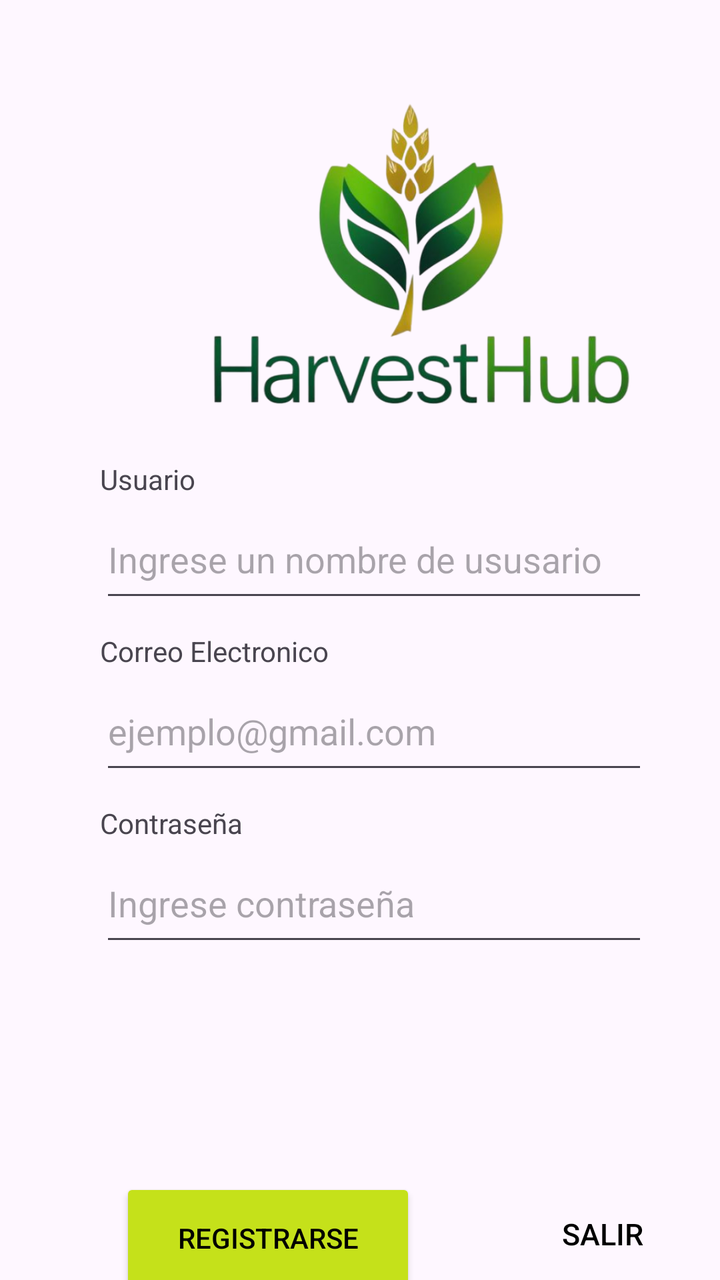
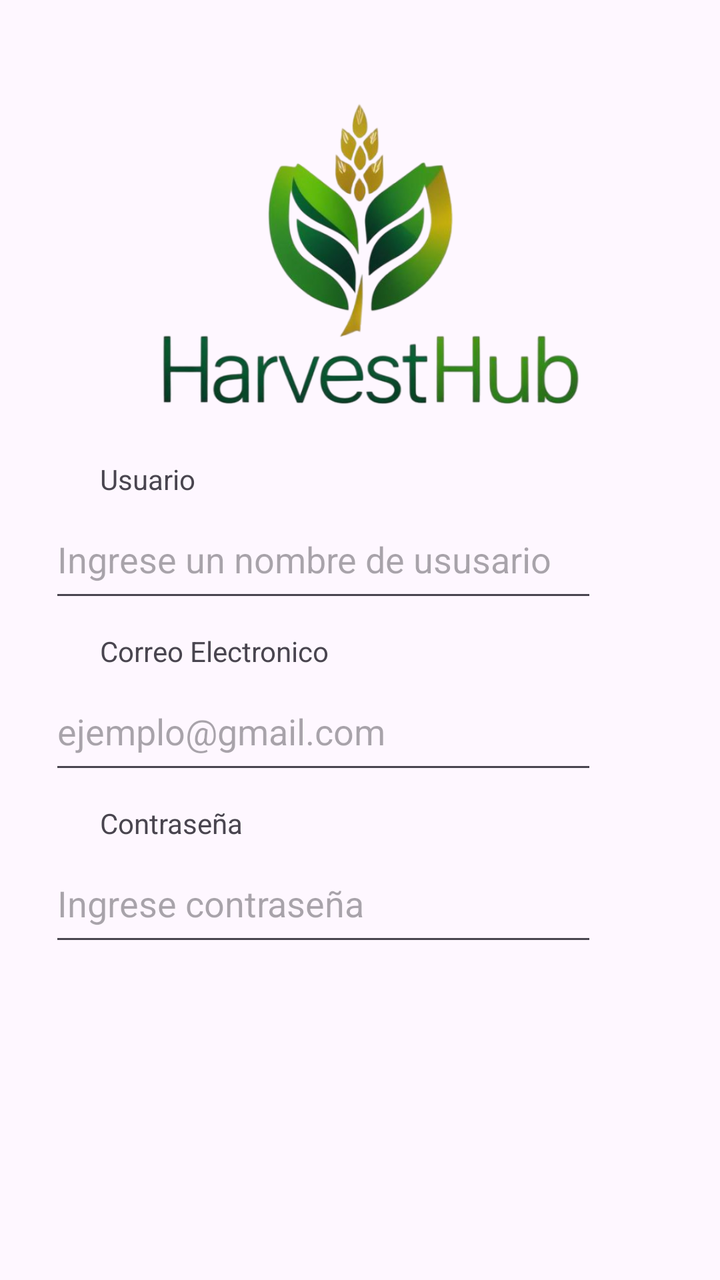

Screens rendered from an Android XML layout before and after an edit, with the pre-edit source and the edit as a unified diff.
<!-- AndroidManifest.xml: application theme Theme.ProyectoDAMII -->
<!-- res/layout/activity_registro.xml -->
<?xml version="1.0" encoding="utf-8"?>
<androidx.constraintlayout.widget.ConstraintLayout xmlns:android="http://schemas.android.com/apk/res/android"
    xmlns:app="http://schemas.android.com/apk/res-auto"
    xmlns:tools="http://schemas.android.com/tools"
    android:layout_width="match_parent"
    android:layout_height="match_parent">

    <ImageView
        android:id="@+id/imageView2"
        android:layout_width="220dp"
        android:layout_height="156dp"
        android:layout_marginStart="100dp"
        android:layout_marginTop="50dp"
        app:layout_constraintStart_toStartOf="parent"
        app:layout_constraintTop_toTopOf="parent"
        app:srcCompat="@drawable/harvesthub_logov2" />

    <EditText
        android:id="@+id/editNombre_usuario"
        android:layout_width="274dp"
        android:layout_height="56dp"
        android:layout_marginStart="50dp"
        android:layout_marginTop="44dp"
        android:ems="10"
        android:inputType="text"
        android:hint="Ingrese un nombre de ususario"
        app:layout_constraintStart_toStartOf="parent"
        app:layout_constraintTop_toBottomOf="@+id/imageView2" />

    <TextView
        android:id="@+id/txtvUsuario"
        android:layout_width="wrap_content"
        android:layout_height="wrap_content"
        android:layout_marginStart="50dp"
        android:layout_marginBottom="1dp"
        android:text="Usuario"
        app:layout_constraintBottom_toTopOf="@+id/editNombre_usuario"
        app:layout_constraintStart_toStartOf="parent" />

    <EditText
        android:id="@+id/editCorreo"
        android:layout_width="274dp"
        android:layout_height="56dp"
        android:layout_marginStart="50dp"
        android:layout_marginTop="30dp"
        android:ems="10"
        android:inputType="textEmailAddress"
        android:hint="ejemplo@gmail.com"
        app:layout_constraintStart_toStartOf="parent"
        app:layout_constraintTop_toBottomOf="@+id/editNombre_usuario" />

    <TextView
        android:id="@+id/txtvEmail"
        android:layout_width="wrap_content"
        android:layout_height="wrap_content"
        android:layout_marginStart="50dp"
        android:layout_marginBottom="1dp"
        android:text="Correo Electronico"
        app:layout_constraintBottom_toTopOf="@+id/editCorreo"
        app:layout_constraintStart_toStartOf="parent" />


    <EditText
        android:id="@+id/editPassword"
        android:layout_width="274dp"
        android:layout_height="56dp"
        android:layout_marginStart="50dp"
        android:layout_marginTop="30dp"
        android:ems="10"
        android:inputType="textPassword"
        android:hint="Ingrese contraseña"
        app:layout_constraintStart_toStartOf="parent"
        app:layout_constraintTop_toBottomOf="@+id/editCorreo" />

    <TextView
        android:id="@+id/txtvPassword"
        android:layout_width="wrap_content"
        android:layout_height="wrap_content"
        android:layout_marginStart="50dp"
        android:layout_marginBottom="1dp"
        android:text="Contraseña"
        app:layout_constraintBottom_toTopOf="@+id/editPassword"
        app:layout_constraintStart_toStartOf="parent" />

    <Button
        android:id="@+id/btnRegistro"
        android:layout_width="148dp"
        android:layout_height="60dp"
        android:layout_marginStart="60dp"
        android:layout_marginTop="111dp"
        android:backgroundTint="@color/verde_claro"
        android:text="Registrarse"
        android:textColor="@color/black"
        app:layout_constraintStart_toStartOf="parent"
        app:layout_constraintTop_toBottomOf="@+id/editPassword" />

    <Button
        android:id="@+id/btnSalir"
        android:layout_width="81dp"
        android:layout_height="56dp"
        android:layout_marginStart="53dp"
        android:layout_marginTop="111dp"
        android:background="@android:color/transparent"
        android:text="Salir"
        android:textColor="@color/black"
        android:textSize="15dp"
        app:layout_constraintStart_toEndOf="@+id/btnRegistro"
        app:layout_constraintTop_toBottomOf="@+id/editPassword" />

</androidx.constraintlayout.widget.ConstraintLayout>
<!-- resources referenced by this layout -->
<resources>
  <color name="black">#FF000000</color>
  <color name="verde_claro">#C5E11A</color>
  <!-- drawable harvesthub_logov2: png bitmap (drawable-v24, 153157 bytes) -->
  <style name="Theme.ProyectoDAMII" parent="Base.Theme.ProyectoDAMII" />
  <style name="Base.Theme.ProyectoDAMII" parent="Theme.Material3.DayNight.NoActionBar">
          
          
      </style>
</resources>

<!-- the commit's change to res/layout/activity_registro.xml (unified diff, before → after) -->
@@ -11,6 +11,8 @@
         android:layout_height="156dp"
         android:layout_marginStart="100dp"
         android:layout_marginTop="50dp"
+        android:layout_marginEnd="91dp"
+        app:layout_constraintEnd_toEndOf="parent"
         app:layout_constraintStart_toStartOf="parent"
         app:layout_constraintTop_toTopOf="parent"
         app:srcCompat="@drawable/harvesthub_logov2" />
@@ -21,9 +23,11 @@
         android:layout_height="56dp"
         android:layout_marginStart="50dp"
         android:layout_marginTop="44dp"
+        android:layout_marginEnd="87dp"
         android:ems="10"
+        android:hint="Ingrese un nombre de ususario"
         android:inputType="text"
-        android:hint="Ingrese un nombre de ususario"
+        app:layout_constraintEnd_toEndOf="parent"
         app:layout_constraintStart_toStartOf="parent"
         app:layout_constraintTop_toBottomOf="@+id/imageView2" />
 
@@ -43,9 +47,11 @@
         android:layout_height="56dp"
         android:layout_marginStart="50dp"
         android:layout_marginTop="30dp"
+        android:layout_marginEnd="87dp"
         android:ems="10"
+        android:hint="ejemplo@gmail.com"
         android:inputType="textEmailAddress"
-        android:hint="ejemplo@gmail.com"
+        app:layout_constraintEnd_toEndOf="parent"
         app:layout_constraintStart_toStartOf="parent"
         app:layout_constraintTop_toBottomOf="@+id/editNombre_usuario" />
 
@@ -66,9 +72,11 @@
         android:layout_height="56dp"
         android:layout_marginStart="50dp"
         android:layout_marginTop="30dp"
+        android:layout_marginEnd="87dp"
         android:ems="10"
+        android:hint="Ingrese contraseña"
         android:inputType="textPassword"
-        android:hint="Ingrese contraseña"
+        app:layout_constraintEnd_toEndOf="parent"
         app:layout_constraintStart_toStartOf="parent"
         app:layout_constraintTop_toBottomOf="@+id/editCorreo" />
 
@@ -88,9 +96,13 @@
         android:layout_height="60dp"
         android:layout_marginStart="60dp"
         android:layout_marginTop="111dp"
+        android:layout_marginEnd="53dp"
+        android:layout_marginBottom="82dp"
         android:backgroundTint="@color/verde_claro"
         android:text="Registrarse"
         android:textColor="@color/black"
+        app:layout_constraintBottom_toBottomOf="parent"
+        app:layout_constraintEnd_toStartOf="@+id/btnSalir"
         app:layout_constraintStart_toStartOf="parent"
         app:layout_constraintTop_toBottomOf="@+id/editPassword" />
 
@@ -98,12 +110,16 @@
         android:id="@+id/btnSalir"
         android:layout_width="81dp"
         android:layout_height="56dp"
-        android:layout_marginStart="53dp"
+        android:layout_marginStart="25dp"
         android:layout_marginTop="111dp"
+        android:layout_marginEnd="69dp"
+        android:layout_marginBottom="86dp"
         android:background="@android:color/transparent"
         android:text="Salir"
         android:textColor="@color/black"
         android:textSize="15dp"
+        app:layout_constraintBottom_toBottomOf="parent"
+        app:layout_constraintEnd_toEndOf="parent"
         app:layout_constraintStart_toEndOf="@+id/btnRegistro"
         app:layout_constraintTop_toBottomOf="@+id/editPassword" />
 
